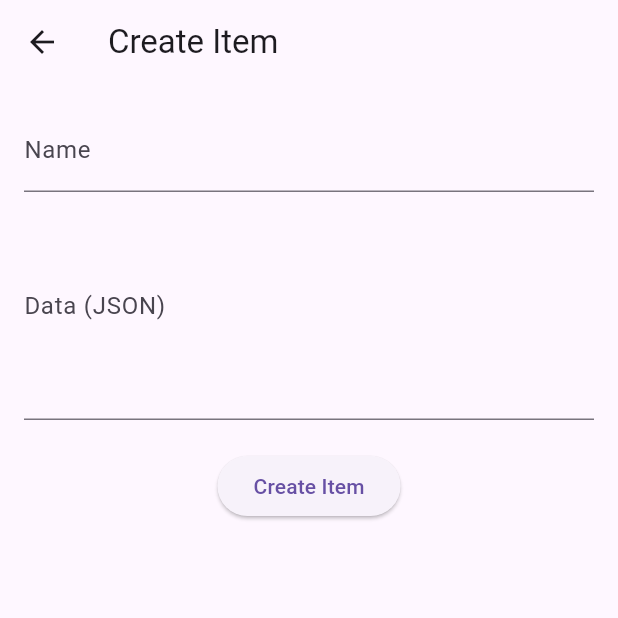
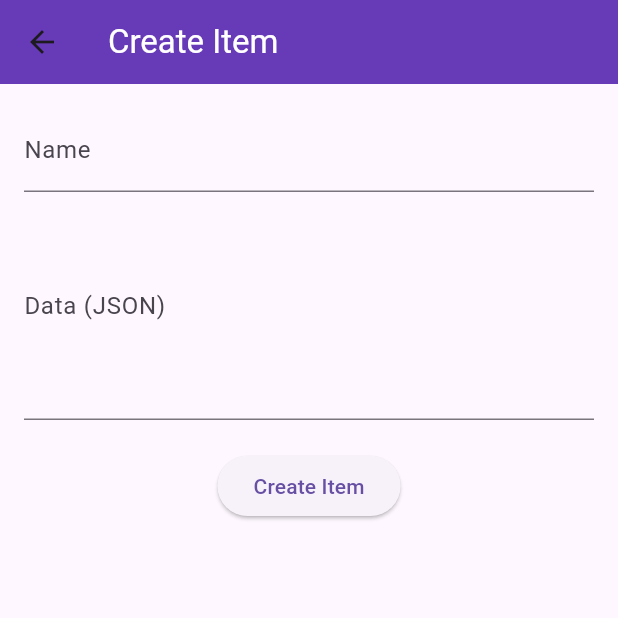
Before and after one commit to Iyann986/Test_PT-PARI_App, a Flutter app: the AddItemScreen screen opened directly, on a phone screen of 412 x 824 dp, the top half of it. Run offline on Flutter 3.47's test engine with Material 3 defaults, Android fonts, the light colour scheme and no system bars; network calls fail.

Commit message:
memperbaiki tampilan item detail dan add item screen

```diff
--- a/lib/view/screen/item_screen/widgets/add_item_screen.dart
+++ b/lib/view/screen/item_screen/widgets/add_item_screen.dart
@@ -20,7 +20,13 @@ class _AddItemScreenState extends State<AddItemScreen> {
   @override
   Widget build(BuildContext context) {
     return Scaffold(
-      appBar: AppBar(title: const Text('Create Item')),
+      appBar: AppBar(
+        title: const Text(
+          'Create Item',
+          style: TextStyle(color: Colors.white),
+        ),
+        backgroundColor: Colors.deepPurple,
+      ),
       body: Padding(
         padding: const EdgeInsets.all(16.0),
         child: Form(
```
Also changed, not shown: lib/view/screen/item_screen/item_detail_screen.dart (+7 -1 lines).
